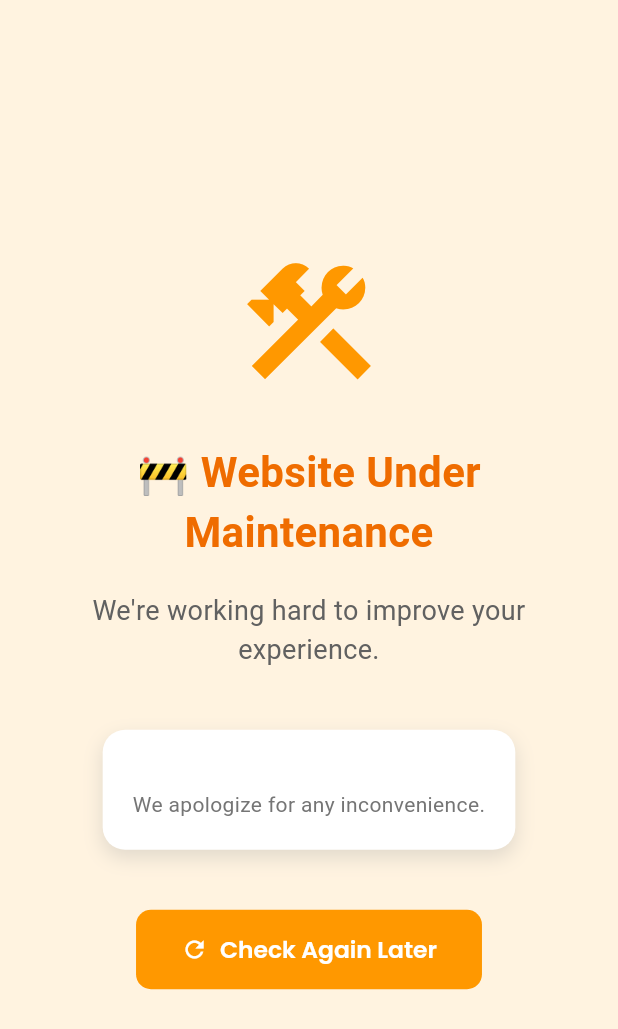
After one commit to saborly/saborly-frontend, a Flutter app: the MaintenanceScreen screen opened directly, on a phone screen of 412 x 824 dp. The commit adds this screen. Shown: the top 1029 px of the screen. Run offline on Flutter 3.47's test engine with Material 3 defaults, Android fonts, the phone set to English and light mode, and no system bars; our stand-ins replace cached_network_image, connectivity_plus, device_info_plus, dio, equatable, firebase_core and 8 more; accounts and stored records are empty; network calls fail.

Commit message:
website maintainance page added

```diff
--- a/lib/main.dart
+++ b/lib/main.dart
@@ -29,6 +29,7 @@ import 'package:Saborly/firebase_options.dart';
 import 'package:Saborly/shared/models/notification_model.dart';
 import 'core/routes/app_routes.dart';
 import 'core/services/api_service.dart';
+import 'package:Saborly/shared/screens/maintenance_screen.dart'; // Add this import
 
 @pragma('vm:entry-point')
 Future<void> _firebaseMessagingBackgroundHandler(RemoteMessage message) async {
@@ -225,10 +226,12 @@ class _FoodKingAppState extends State<FoodKingApp> {
     // Initialize Firebase Messaging
     _initializeFirebaseMessaging();
 
-    // Schedule notification dialog
-    WidgetsBinding.instance.addPostFrameCallback((_) {
-      _scheduleNotificationDialog();
-    });
+    // Schedule notification dialog only for mobile
+    if (!kIsWeb) {
+      WidgetsBinding.instance.addPostFrameCallback((_) {
+        _scheduleNotificationDialog();
+      });
+    }
   }
 
   Future<void> _initializeFirebaseMessaging() async {
@@ -494,6 +497,17 @@ class _FoodKingAppState extends State<FoodKingApp> {
           minTextAdapt: true,
           splitScreenMode: true,
           builder: (context, child) {
+            // Check if web and show maintenance screen
+            if (kIsWeb) {
+              return MaterialApp(
+                title: AppStrings.appName,
+                debugShowCheckedModeBanner: false,
+                theme: _buildThemeData(),
+                home: const MaintenanceScreen(), // Web gets maintenance screen
+              );
+            }
+
+            // Mobile continues with normal app
             return MultiProvider(
               providers: [
                 ChangeNotifierProvider(
--- /dev/null
+++ b/lib/shared/screens/maintenance_screen.dart
@@ -0,0 +1,103 @@
+// TODO Implement this library.import 'package:flutter/material.dart';
+
+import 'package:flutter/material.dart';
+
+class MaintenanceScreen extends StatelessWidget {
+  const MaintenanceScreen({super.key});
+
+  @override
+  Widget build(BuildContext context) {
+    return Scaffold(
+      backgroundColor: Colors.orange[50],
+      body: Center(
+        child: Padding(
+          padding: const EdgeInsets.all(20.0),
+          child: Column(
+            mainAxisAlignment: MainAxisAlignment.center,
+            children: [
+              Icon(
+                Icons.construction,
+                size: 100,
+                color: Colors.orange,
+              ),
+              const SizedBox(height: 30),
+              Text(
+                '🚧 Website Under Maintenance',
+                style: TextStyle(
+                  fontSize: 28,
+                  fontWeight: FontWeight.bold,
+                  color: Colors.orange[800],
+                ),
+                textAlign: TextAlign.center,
+              ),
+              const SizedBox(height: 20),
+              Text(
+                'We\'re working hard to improve your experience.',
+                style: TextStyle(
+                  fontSize: 18,
+                  color: Colors.grey[700],
+                ),
+                textAlign: TextAlign.center,
+              ),
+              const SizedBox(height: 10),
+
+              const SizedBox(height: 30),
+              Container(
+                padding: const EdgeInsets.all(20),
+                decoration: BoxDecoration(
+                  color: Colors.white,
+                  borderRadius: BorderRadius.circular(15),
+                  boxShadow: [
+                    BoxShadow(
+                      color: Colors.grey.withOpacity(0.3),
+                      blurRadius: 10,
+                      offset: const Offset(0, 5),
+                    ),
+                  ],
+                ),
+                child: Column(
+                  children: [
+
+                    const SizedBox(height: 10),
+
+                    const SizedBox(height: 10),
+                    Text(
+                      'We apologize for any inconvenience.',
+                      style: TextStyle(
+                        fontSize: 14,
+                        color: Colors.grey[600],
+                      ),
+                      textAlign: TextAlign.center,
+                    ),
+                  ],
+                ),
+              ),
+              const SizedBox(height: 40),
+              ElevatedButton.icon(
+                onPressed: () {
+                  // Optionally, you can add a refresh button
+                  // if (kIsWeb) {
+                  //   html.window.location.reload();
+                  // }
+                },
+                icon: const Icon(Icons.refresh),
+                label: const Text('Check Again Later'),
+                style: ElevatedButton.styleFrom(
+                  backgroundColor: Colors.orange,
+                  foregroundColor: Colors.white,
+                  padding: const EdgeInsets.symmetric(
+                    horizontal: 30,
+                    vertical: 15,
+                  ),
+                  shape: RoundedRectangleBorder(
+                    borderRadius: BorderRadius.circular(10),
+                  ),
+                ),
+              ),
+            ],
+          ),
+        ),
+      ),
+    );
+  }
+}
```
